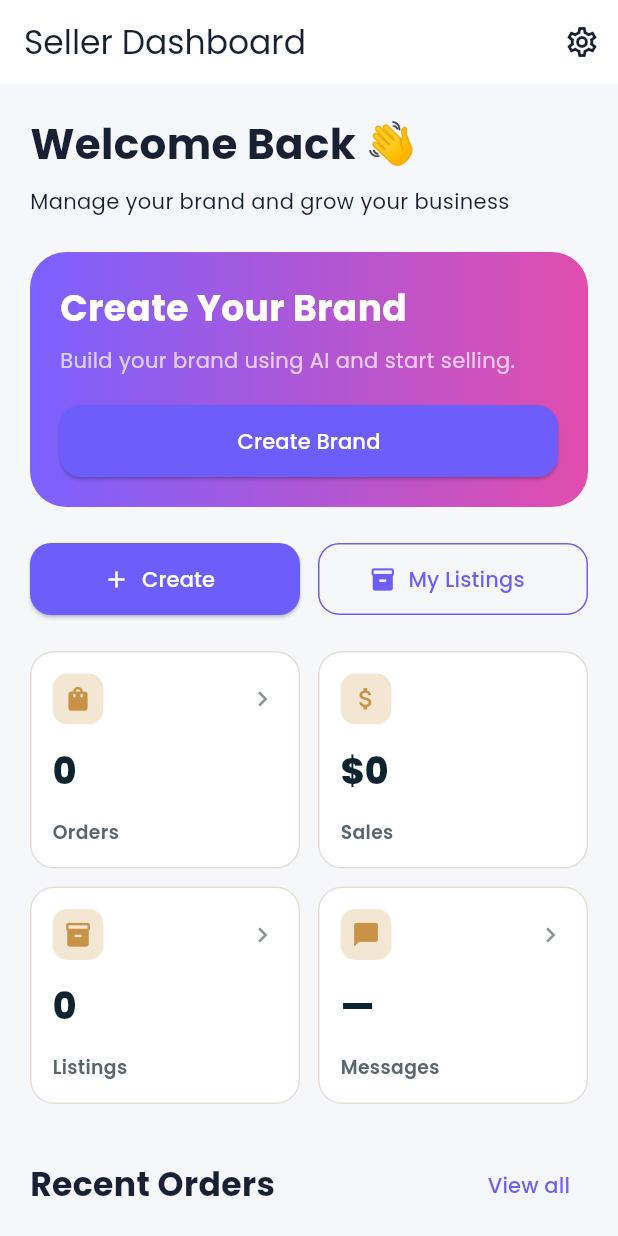
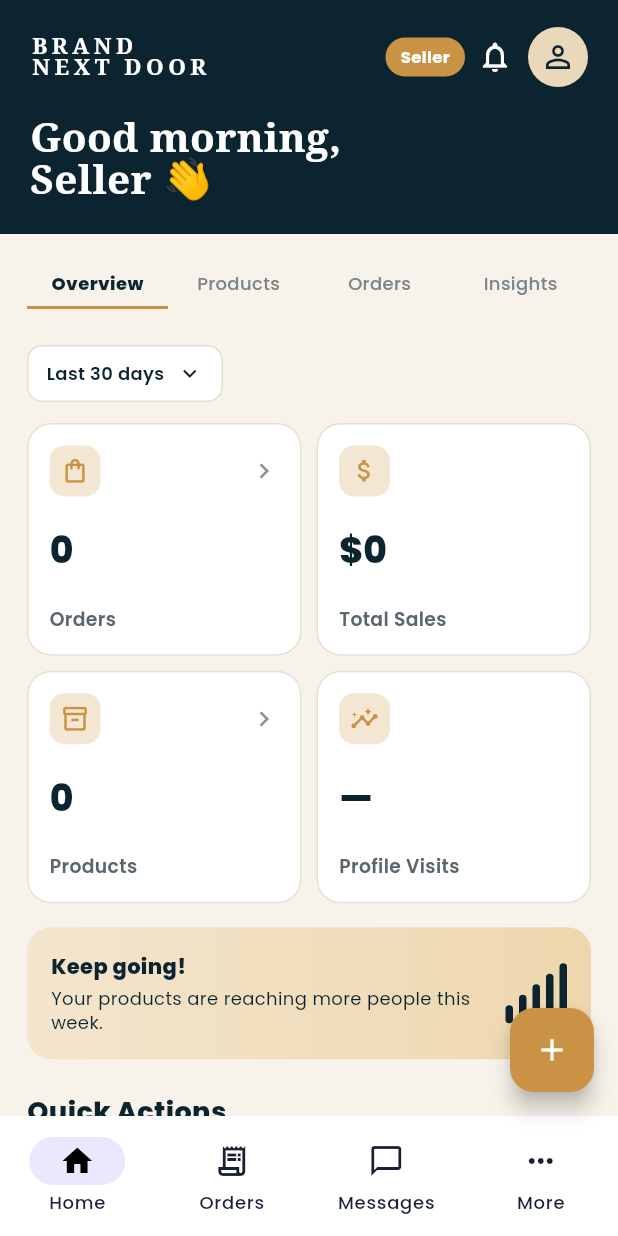
Before and after one commit to ujwaljetly-create/brandNextDoor, a Flutter app: the SellerDashboardScreen screen opened by its route, on a phone screen of 412 x 824 dp. Run offline on Flutter 3.47's test engine with Material 3 defaults, Android fonts, the phone set to English and light mode, and no system bars; our stand-ins replace cloud_firestore, firebase_auth, firebase_core, firebase_messaging, firebase_storage, flutter_dotenv and 6 more; accounts and stored records are empty.

Commit message:
Redesign seller dashboard to premium navy gold UI

```diff
--- a/lib/features/seller/screens/seller_dashboard_screen.dart
+++ b/lib/features/seller/screens/seller_dashboard_screen.dart
@@ -5,7 +5,6 @@ import 'package:go_router/go_router.dart';
 import '../../../models/listing_model.dart';
 import '../../../models/order_model.dart';
 import '../../brand/services/brand_service.dart';
-import '../../brand/widgets/brand_status_card.dart';
 import '../../listings/services/listing_service.dart';
 import '../../orders/services/order_service.dart';
 import '../../orders/widgets/order_card.dart';
@@ -15,17 +14,19 @@ class SellerDashboardScreen extends StatefulWidget {
   const SellerDashboardScreen({super.key});
 
   @override
-  State<SellerDashboardScreen> createState() =>
-      _SellerDashboardScreenState();
+  State<SellerDashboardScreen> createState() => _SellerDashboardScreenState();
 }
 
 class _SellerDashboardScreenState extends State<SellerDashboardScreen> {
+  static const _navy = Color(0xFF0C2430);
+  static const _gold = Color(0xFFC99245);
+  static const _cream = Color(0xFFF8F3EA);
+
   bool isLoading = true;
   bool brandExists = false;
   String brandName = '';
   String tagline = '';
   String logoUrl = '';
-  int completion = 0;
 
   @override
   void initState() {
@@ -36,248 +37,263 @@ class _SellerDashboardScreenState extends State<SellerDashboardScreen> {
   Future<void> loadBrand() async {
     try {
       final brand = await BrandService().getSellerBrand();
-
       if (brand != null) {
         brandExists = true;
-        brandName = brand['brandName'] ?? '';
-        tagline = brand['tagline'] ?? '';
-        logoUrl = brand['logoUrl'] ?? '';
-        completion = 0;
-
-        if (brandName.isNotEmpty) completion += 25;
-        if (tagline.isNotEmpty) completion += 25;
-        if ((brand['description'] ?? '').toString().isNotEmpty) {
-          completion += 25;
+        brandName = (brand['brandName'] ?? '').toString();
+        tagline = (brand['tagline'] ?? '').toString();
+        logoUrl = (brand['logoUrl'] ?? '').toString();
       }
-        if (logoUrl.isNotEmpty) completion += 25;
-      }
-    } catch (e) {
-      debugPrint('Load Brand Error: $e');
-    }
-
-    if (mounted) {
-      setState(() {
-        isLoading = false;
-      });
-    }
+    } catch (_) {}
+    if (mounted) setState(() => isLoading = false);
   }
 
   @override
   Widget build(BuildContext context) {
     if (isLoading) {
-      return const Scaffold(
-        body: Center(child: CircularProgressIndicator()),
-      );
+      return const Scaffold(body: Center(child: CircularProgressIndicator()));
     }
 
-    final seller = FirebaseAuth.instance.currentUser;
+    final user = FirebaseAuth.instance.currentUser;
+    final sellerName = user?.displayName?.trim().isNotEmpty == true
+        ? user!.displayName!.trim()
+        : brandName.isNotEmpty
+            ? brandName
+            : 'Seller';
 
     return Scaffold(
-      appBar: AppBar(
-        title: const Text('Seller Dashboard'),
-        actions: [
-          IconButton(
-            tooltip: 'Settings',
-            onPressed: () {
-              context.push('/settings?role=seller');
-            },
-            icon: const Icon(Icons.settings_outlined),
-          ),
-        ],
-      ),
-      body: RefreshIndicator(
+      backgroundColor: _cream,
+      body: SafeArea(
+        child: RefreshIndicator(
           onRefresh: loadBrand,
-        child: SingleChildScrollView(
+          child: ListView(
             physics: const AlwaysScrollableScrollPhysics(),
-          padding: const EdgeInsets.all(20),
+            children: [
+              Container(
+                padding: const EdgeInsets.fromLTRB(20, 18, 20, 22),
+                color: _navy,
                 child: Column(
                   crossAxisAlignment: CrossAxisAlignment.start,
                   children: [
-              const Text(
-                'Welcome Back 👋',
+                    Row(
+                      children: [
+                        const Expanded(
+                          child: Text(
+                            'BRAND\nNEXT DOOR',
                             style: TextStyle(
-                  fontSize: 28,
-                  fontWeight: FontWeight.bold,
+                              color: Colors.white,
+                              fontFamily: 'serif',
+                              fontWeight: FontWeight.w700,
+                              letterSpacing: 3,
+                              height: 0.95,
+                              fontSize: 15,
                             ),
                           ),
-              const SizedBox(height: 8),
-              Text(
-                'Manage your brand and grow your business',
-                style: Theme.of(context).textTheme.bodyMedium,
                         ),
-              const SizedBox(height: 24),
-              BrandStatusCard(
-                brandExists: brandExists,
-                brandName: brandName,
-                tagline: tagline,
-                logoUrl: logoUrl,
-                completion: completion,
-                onPressed: () {
-                  if (!brandExists) {
-                    context.push('/seller-onboarding');
-                  } else {
-                    context.push('/seller-brand');
-                  }
-                },
+                        Container(
+                          padding: const EdgeInsets.symmetric(horizontal: 10, vertical: 5),
+                          decoration: BoxDecoration(color: _gold, borderRadius: BorderRadius.circular(20)),
+                          child: const Text('Seller', style: TextStyle(color: Colors.white, fontSize: 11, fontWeight: FontWeight.w700)),
                         ),
-              const SizedBox(height: 24),
-              Row(
-                children: [
-                  Expanded(
-                    child: ElevatedButton.icon(
-                      onPressed: () {
-                        context.push('/create-listing');
-                      },
-                      icon: const Icon(Icons.add),
-                      label: const Text('Create'),
-                    ),
-                  ),
-                  const SizedBox(width: 12),
-                  Expanded(
-                    child: OutlinedButton.icon(
-                      onPressed: () {
-                        context.push('/my-listings');
-                      },
-                      icon: const Icon(Icons.inventory),
-                      label: const Text('My Listings'),
+                        const SizedBox(width: 8),
+                        const Icon(Icons.notifications_none, color: Colors.white),
+                        const SizedBox(width: 10),
+                        GestureDetector(
+                          onTap: () => context.push('/settings?role=seller'),
+                          child: CircleAvatar(
+                            radius: 20,
+                            backgroundColor: const Color(0xFFEAD8BA),
+                            backgroundImage: logoUrl.isNotEmpty ? NetworkImage(logoUrl) : null,
+                            child: logoUrl.isEmpty ? const Icon(Icons.person_outline, color: _navy) : null,
                           ),
                         ),
                       ],
                     ),
-              const SizedBox(height: 24),
-              if (seller == null)
-                const Card(
-                  child: Padding(
-                    padding: EdgeInsets.all(18),
-                    child: Text('Sign in to see order activity.'),
+                    const SizedBox(height: 20),
+                    Text('Good morning,\n$sellerName 👋', style: const TextStyle(color: Colors.white, fontFamily: 'serif', fontSize: 27, height: 1.05, fontWeight: FontWeight.w600)),
+                    if (tagline.isNotEmpty) ...[
+                      const SizedBox(height: 8),
+                      Text(tagline, style: const TextStyle(color: Color(0xFFD7DFE2), fontSize: 13)),
+                    ],
+                  ],
                 ),
-                )
+              ),
+              Padding(
+                padding: const EdgeInsets.fromLTRB(18, 16, 18, 28),
+                child: Column(
+                  crossAxisAlignment: CrossAxisAlignment.start,
+                  children: [
+                    Row(
+                      children: [
+                        _tab('Overview', true),
+                        _tab('Products', false, onTap: () => context.push('/my-listings')),
+                        _tab('Orders', false, onTap: () => context.push('/seller-orders')),
+                        _tab('Insights', false),
+                      ],
+                    ),
+                    const SizedBox(height: 16),
+                    Container(
+                      padding: const EdgeInsets.symmetric(horizontal: 12, vertical: 9),
+                      decoration: BoxDecoration(color: Colors.white, borderRadius: BorderRadius.circular(10), border: Border.all(color: const Color(0xFFE4DDD2))),
+                      child: const Row(
+                        mainAxisSize: MainAxisSize.min,
+                        children: [
+                          Text('Last 30 days', style: TextStyle(color: _navy, fontSize: 12, fontWeight: FontWeight.w600)),
+                          SizedBox(width: 8),
+                          Icon(Icons.keyboard_arrow_down, size: 18, color: _navy),
+                        ],
+                      ),
+                    ),
+                    const SizedBox(height: 14),
+                    if (user == null)
+                      const Card(child: Padding(padding: EdgeInsets.all(20), child: Text('Sign in to see seller activity.')))
                     else
                       StreamBuilder<List<OrderModel>>(
-                  stream: OrderService().getSellerOrders(seller.uid),
-                  builder: (context, snapshot) {
-                    final orders = snapshot.data ?? const <OrderModel>[];
-                    final deliveredSales = orders
-                        .where((order) => order.status == 'delivered')
-                        .fold<double>(0, (sum, order) => sum + order.amount);
-                    final pending = orders
-                        .where((order) => order.status == 'pending')
-                        .length;
+                        stream: OrderService().getSellerOrders(user.uid),
+                        builder: (context, orderSnapshot) {
+                          final orders = orderSnapshot.data ?? const <OrderModel>[];
+                          final pending = orders.where((o) => o.status == 'pending').length;
+                          final deliveredSales = orders.where((o) => o.status == 'delivered').fold<double>(0, (sum, o) => sum + o.amount);
 
-                    final statCards = <Widget>[
-                      DashboardStatCard(
-                        title: pending > 0
-                            ? 'Orders ($pending new)'
-                            : 'Orders',
-                        value: orders.length.toString(),
-                        icon: Icons.shopping_bag,
-                        onTap: () {
-                          context.push('/seller-orders');
-                        },
+                          return StreamBuilder<List<ListingModel>>(
+                            stream: ListingService().getSellerListings(user.uid),
+                            builder: (context, listingSnapshot) {
+                              final listings = listingSnapshot.data ?? const <ListingModel>[];
+                              return Column(
+                                crossAxisAlignment: CrossAxisAlignment.start,
+                                children: [
+                                  GridView.count(
+                                    shrinkWrap: true,
+                                    physics: const NeverScrollableScrollPhysics(),
+                                    crossAxisCount: 2,
+                                    crossAxisSpacing: 10,
+                                    mainAxisSpacing: 10,
+                                    childAspectRatio: 1.18,
+                                    children: [
+                                      DashboardStatCard(title: 'Orders', value: orders.length.toString(), icon: Icons.shopping_bag_outlined, changeLabel: pending > 0 ? '$pending new' : null, onTap: () => context.push('/seller-orders')),
+                                      DashboardStatCard(title: 'Total Sales', value: '\$${deliveredSales.toStringAsFixed(0)}', icon: Icons.attach_money, changeLabel: deliveredSales > 0 ? 'Completed orders' : null),
+                                      DashboardStatCard(title: 'Products', value: listings.length.toString(), icon: Icons.inventory_2_outlined, onTap: () => context.push('/my-listings')),
+                                      DashboardStatCard(title: 'Profile Visits', value: brandExists ? 'Live' : '—', icon: Icons.insights_outlined, changeLabel: brandExists ? 'Store active' : null),
+                                    ],
                                   ),
-                      DashboardStatCard(
-                        title: 'Sales',
-                        value: '\$${deliveredSales.toStringAsFixed(0)}',
-                        icon: Icons.attach_money,
+                                  const SizedBox(height: 16),
+                                  Container(
+                                    width: double.infinity,
+                                    padding: const EdgeInsets.all(16),
+                                    decoration: BoxDecoration(
+                                      gradient: const LinearGradient(colors: [Color(0xFFF4E5CD), Color(0xFFEED7AE)]),
+                                      borderRadius: BorderRadius.circular(16),
                                     ),
-                      StreamBuilder<List<ListingModel>>(
-                        stream: ListingService().getSellerListings(seller.uid),
-                        builder: (context, listingSnapshot) {
-                          final listings = listingSnapshot.data ??
-                              const <ListingModel>[];
-                          return DashboardStatCard(
-                            title: 'Listings',
-                            value: listings.length.toString(),
-                            icon: Icons.inventory,
-                            onTap: () {
-                              context.push('/my-listings');
+                                    child: Row(
+                                      children: [
+                                        const Expanded(
+                                          child: Column(
+                                            crossAxisAlignment: CrossAxisAlignment.start,
+                                            children: [
+                                              Text('Keep going!', style: TextStyle(color: _navy, fontWeight: FontWeight.w800)),
+                                              SizedBox(height: 4),
+                                              Text('Your products are reaching more people this week.', style: TextStyle(color: _navy, fontSize: 12, height: 1.35)),
+                                            ],
+                                          ),
+                                        ),
+                                        const SizedBox(width: 12),
+                                        Row(
+                                          crossAxisAlignment: CrossAxisAlignment.end,
+                                          children: List.generate(5, (i) => Container(margin: const EdgeInsets.only(left: 4), width: 5, height: 12.0 + (i * 7), decoration: BoxDecoration(color: _navy, borderRadius: BorderRadius.circular(4)))),
+                                        ),
+                                      ],
+                                    ),
+                                  ),
+                                  const SizedBox(height: 22),
+                                  const Text('Quick Actions', style: TextStyle(color: _navy, fontSize: 18, fontWeight: FontWeight.w800)),
+                                  const SizedBox(height: 12),
+                                  Row(
+                                    children: [
+                                      Expanded(child: _quick(Icons.add_a_photo_outlined, 'Add Product', () => context.push('/create-listing'))),
+                                      Expanded(child: _quick(Icons.inventory_2_outlined, 'Manage\nProducts', () => context.push('/my-listings'))),
+                                      Expanded(child: _quick(Icons.receipt_long_outlined, 'View Orders', () => context.push('/seller-orders'))),
+                                      Expanded(child: _quick(Icons.storefront_outlined, 'Preview Store', () => context.push('/seller-brand'))),
+                                    ],
+                                  ),
+                                  const SizedBox(height: 26),
+                                  Row(
+                                    children: [
+                                      const Expanded(child: Text('Recent Orders', style: TextStyle(color: _navy, fontSize: 20, fontWeight: FontWeight.w800))),
+                                      TextButton(onPressed: () => context.push('/seller-orders'), child: const Text('View all')),
+                                    ],
+                                  ),
+                                  if (orders.isEmpty)
+                                    const Card(child: Padding(padding: EdgeInsets.all(18), child: Text('No customer orders yet.')))
+                                  else
+                                    ...orders.take(3).map((order) => OrderCard(order: order, onTap: () => context.push('/seller-order-details', extra: order))),
+                                ],
+                              );
                             },
                           );
                         },
                       ),
-                      DashboardStatCard(
-                        title: 'Messages',
-                        value: '—',
-                        icon: Icons.chat_bubble,
-                        onTap: () {
-                          context.push('/messages');
-                        },
+                  ],
                 ),
-                    ];
-
-                    return Column(
-                      crossAxisAlignment: CrossAxisAlignment.start,
-                      children: [
-                        GridView.builder(
-                          shrinkWrap: true,
-                          physics: const NeverScrollableScrollPhysics(),
-                          itemCount: statCards.length,
-                          gridDelegate:
-                              const SliverGridDelegateWithFixedCrossAxisCount(
-                            crossAxisCount: 2,
-                            crossAxisSpacing: 12,
-                            mainAxisSpacing: 12,
-                            mainAxisExtent: 145,
               ),
-                          itemBuilder: (context, index) => statCards[index],
-                        ),
-                        const SizedBox(height: 30),
-                        Row(
-                          children: [
-                            const Expanded(
-                              child: Text(
-                                'Recent Orders',
-                                style: TextStyle(
-                                  fontSize: 22,
-                                  fontWeight: FontWeight.bold,
+            ],
           ),
         ),
       ),
-                            TextButton(
-                              onPressed: () {
-                                context.push('/seller-orders');
+      floatingActionButton: FloatingActionButton(
+        backgroundColor: _gold,
+        foregroundColor: Colors.white,
+        onPressed: () => context.push('/create-listing'),
+        child: const Icon(Icons.add),
+      ),
+      bottomNavigationBar: NavigationBar(
+        backgroundColor: Colors.white,
+        selectedIndex: 0,
+        onDestinationSelected: (index) {
+          if (index == 1) context.push('/seller-orders');
+          if (index == 2) context.push('/messages');
+          if (index == 3) context.push('/settings?role=seller');
         },
-                              child: const Text('View all'),
-                            ),
+        destinations: const [
+          NavigationDestination(icon: Icon(Icons.home_outlined), selectedIcon: Icon(Icons.home), label: 'Home'),
+          NavigationDestination(icon: Icon(Icons.receipt_long_outlined), label: 'Orders'),
+          NavigationDestination(icon: Icon(Icons.chat_bubble_outline), label: 'Messages'),
+          NavigationDestination(icon: Icon(Icons.more_horiz), label: 'More'),
         ],
       ),
-                        const SizedBox(height: 12),
-                        if (snapshot.connectionState ==
-                                ConnectionState.waiting &&
-                            orders.isEmpty)
-                          const Center(child: CircularProgressIndicator())
-                        else if (orders.isEmpty)
-                          Card(
+    );
+  }
+
+  Widget _tab(String label, bool active, {VoidCallback? onTap}) {
+    return Expanded(
+      child: InkWell(
+        onTap: onTap,
         child: Padding(
-                              padding: const EdgeInsets.all(20),
-                              child: Text(
-                                brandExists
-                                    ? 'No customer orders yet.'
-                                    : 'Create your brand to start receiving orders.',
-                              ),
-                            ),
-                          )
-                        else
-                          ...orders.take(3).map(
-                                (order) => OrderCard(
-                                  order: order,
-                                  onTap: () {
-                                    context.push(
-                                      '/seller-order-details',
-                                      extra: order,
-                                    );
-                                  },
-                                ),
-                              ),
-                      ],
-                    );
-                  },
-                ),
-              const SizedBox(height: 80),
+          padding: const EdgeInsets.symmetric(vertical: 8),
+          child: Column(
+            children: [
+              Text(label, style: TextStyle(color: active ? _navy : const Color(0xFF7A858B), fontSize: 12, fontWeight: active ? FontWeight.w800 : FontWeight.w500)),
+              const SizedBox(height: 7),
+              Container(height: 2, color: active ? _gold : Colors.transparent),
             ],
           ),
         ),
       ),
     );
   }
+
+  Widget _quick(IconData icon, String label, VoidCallback onTap) {
+    return InkWell(
+      onTap: onTap,
+      borderRadius: BorderRadius.circular(14),
+      child: Padding(
+        padding: const EdgeInsets.symmetric(horizontal: 4, vertical: 8),
+        child: Column(
+          children: [
+            Container(width: 48, height: 48, decoration: BoxDecoration(color: Colors.white, borderRadius: BorderRadius.circular(12), border: Border.all(color: const Color(0xFFE4DDD2))), child: Icon(icon, color: _navy)),
+            const SizedBox(height: 7),
+            Text(label, textAlign: TextAlign.center, style: const TextStyle(color: _navy, fontSize: 10.5, fontWeight: FontWeight.w600, height: 1.15)),
+          ],
+        ),
+      ),
+    );
   }
+}
```
Lines whose indentation alone changed are shown as unchanged.
